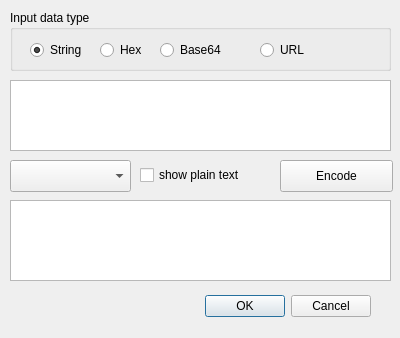
Above: BerViewer/data_encoder_dlg.ui from jykim74/BerEditor before the change. Below: the same form after it.
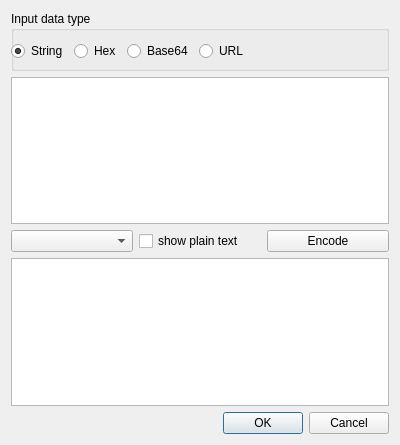
That is the form after the change.

What changed in the file:
```diff
--- a/BerViewer/data_encoder_dlg.ui
+++ b/BerViewer/data_encoder_dlg.ui
@@ -7,49 +7,36 @@
     <x>0</x>
     <y>0</y>
     <width>400</width>
-    <height>338</height>
+    <height>445</height>
    </rect>
   </property>
   <property name="windowTitle">
    <string>Dialog</string>
   </property>
-  <widget class="QDialogButtonBox" name="buttonBox">
-   <property name="geometry">
-    <rect>
-     <x>30</x>
-     <y>290</y>
-     <width>341</width>
-     <height>32</height>
-    </rect>
-   </property>
-   <property name="orientation">
-    <enum>Qt::Horizontal</enum>
-   </property>
-   <property name="standardButtons">
-    <set>QDialogButtonBox::Cancel|QDialogButtonBox::Ok</set>
-   </property>
-  </widget>
+  <layout class="QVBoxLayout" name="verticalLayout">
+   <item>
   <widget class="QGroupBox" name="groupBox">
-   <property name="geometry">
-    <rect>
-     <x>10</x>
-     <y>10</y>
-     <width>381</width>
-     <height>61</height>
-    </rect>
+     <property name="minimumSize">
+      <size>
+       <width>0</width>
+       <height>60</height>
+      </size>
    </property>
    <property name="title">
     <string>Input data type</string>
    </property>
+     <widget class="QWidget" name="horizontalLayoutWidget_2">
+      <property name="geometry">
+       <rect>
+        <x>0</x>
+        <y>20</y>
+        <width>381</width>
+        <height>41</height>
+       </rect>
+      </property>
+      <layout class="QHBoxLayout" name="horizontalLayout_2">
+       <item>
    <widget class="QRadioButton" name="mInputTypeStringBtn">
-    <property name="geometry">
-     <rect>
-      <x>20</x>
-      <y>30</y>
-      <width>71</width>
-      <height>20</height>
-     </rect>
-    </property>
     <property name="text">
      <string>String</string>
     </property>
@@ -57,102 +44,86 @@
      <bool>true</bool>
     </property>
    </widget>
+       </item>
+       <item>
    <widget class="QRadioButton" name="mInputTypeHexBtn">
-    <property name="geometry">
-     <rect>
-      <x>90</x>
-      <y>30</y>
-      <width>61</width>
-      <height>20</height>
-     </rect>
-    </property>
     <property name="text">
      <string>Hex</string>
     </property>
    </widget>
+       </item>
+       <item>
    <widget class="QRadioButton" name="mInputTypeBase64Btn">
-    <property name="geometry">
-     <rect>
-      <x>150</x>
-      <y>30</y>
-      <width>81</width>
-      <height>20</height>
-     </rect>
-    </property>
     <property name="text">
      <string>Base64</string>
     </property>
    </widget>
+       </item>
+       <item>
    <widget class="QRadioButton" name="mInputTypeURL">
-    <property name="geometry">
-     <rect>
-      <x>250</x>
-      <y>30</y>
-      <width>71</width>
-      <height>20</height>
-     </rect>
-    </property>
     <property name="text">
      <string>URL</string>
     </property>
    </widget>
-  </widget>
-  <widget class="QPlainTextEdit" name="mInputTextEdit">
-   <property name="geometry">
-    <rect>
-     <x>10</x>
-     <y>80</y>
-     <width>381</width>
-     <height>71</height>
-    </rect>
-   </property>
-  </widget>
-  <widget class="QComboBox" name="mOutputTypeCombo">
-   <property name="geometry">
-    <rect>
-     <x>10</x>
-     <y>160</y>
-     <width>121</width>
-     <height>32</height>
-    </rect>
-   </property>
-  </widget>
+       </item>
+       <item>
+        <spacer name="horizontalSpacer">
+         <property name="orientation">
+          <enum>Qt::Horizontal</enum>
+         </property>
+         <property name="sizeHint" stdset="0">
+          <size>
+           <width>40</width>
+           <height>20</height>
+          </size>
+         </property>
+        </spacer>
+       </item>
+      </layout>
+     </widget>
+    </widget>
+   </item>
+   <item>
+    <widget class="QPlainTextEdit" name="mInputTextEdit"/>
+   </item>
+   <item>
+    <layout class="QHBoxLayout" name="horizontalLayout">
+     <property name="topMargin">
+      <number>0</number>
+     </property>
+     <item>
+      <widget class="QComboBox" name="mOutputTypeCombo"/>
+     </item>
+     <item>
   <widget class="QCheckBox" name="mOrgTextCheck">
-   <property name="geometry">
-    <rect>
-     <x>140</x>
-     <y>165</y>
-     <width>111</width>
-     <height>20</height>
-    </rect>
-   </property>
    <property name="text">
     <string>show plain text</string>
    </property>
   </widget>
-  <widget class="QPlainTextEdit" name="mOutputTextEdit">
-   <property name="geometry">
-    <rect>
-     <x>10</x>
-     <y>200</y>
-     <width>381</width>
-     <height>81</height>
-    </rect>
-   </property>
-  </widget>
+     </item>
+     <item>
   <widget class="QPushButton" name="mEncodeBtn">
-   <property name="geometry">
-    <rect>
-     <x>280</x>
-     <y>160</y>
-     <width>113</width>
-     <height>32</height>
-    </rect>
-   </property>
    <property name="text">
     <string>Encode</string>
    </property>
   </widget>
+     </item>
+    </layout>
+   </item>
+   <item>
+    <widget class="QPlainTextEdit" name="mOutputTextEdit"/>
+   </item>
+   <item>
+    <widget class="QDialogButtonBox" name="buttonBox">
+     <property name="orientation">
+      <enum>Qt::Horizontal</enum>
+     </property>
+     <property name="standardButtons">
+      <set>QDialogButtonBox::Cancel|QDialogButtonBox::Ok</set>
+     </property>
+    </widget>
+   </item>
+  </layout>
  </widget>
  <resources/>
  <connections>
```
Left out of the diff: 2 changed lines with no effect on the pictures. Lines whose indentation alone changed are shown as unchanged.
